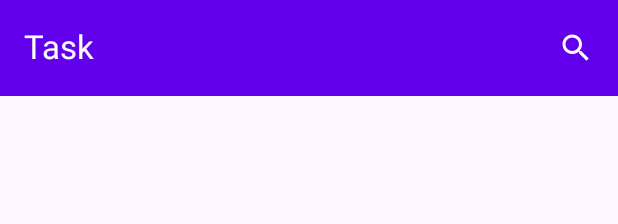
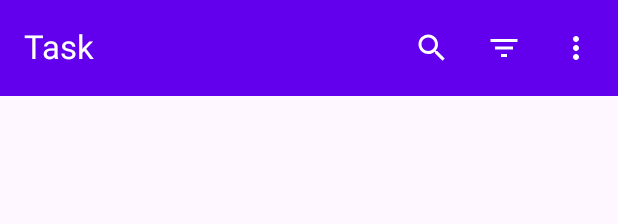
Before and after one commit to AlanRH14/TodoApp, an Android app built with Jetpack Compose: the @Preview function ListScreenPreview, on a phone screen of 412 x 824 dp. Shown: the top 224 px of the screen. Run offline under Robolectric (Android 15) with nearby library versions, the phone set to English and light mode, and no system bars.

Commit message:
Setup List Screen Part. 3 (App Bar actions)

```diff
--- a/app/src/main/java/com/example/todoapp/navigation/NavGraph.kt
+++ b/app/src/main/java/com/example/todoapp/navigation/NavGraph.kt
@@ -7,7 +7,7 @@ import androidx.navigation.NavType
 import androidx.navigation.compose.NavHost
 import androidx.navigation.compose.composable
 import androidx.navigation.navArgument
-import com.example.todoapp.presentation.list.ListScreen
+import com.example.todoapp.presentation.screens.ListScreen
 import com.example.todoapp.util.Constants.LIST_ARGUMENT_KEY
 import com.example.todoapp.util.Constants.TASK_ARGUMENT_KEY
 
--- a/app/src/main/java/com/example/todoapp/presentation/list/components/DefaultListAppBar.kt
+++ b/app/src/main/java/com/example/todoapp/presentation/list/components/DefaultListAppBar.kt
@@ -1,7 +1,10 @@
 package com.example.todoapp.presentation.list.components
 
+import androidx.compose.foundation.layout.padding
 import androidx.compose.material.icons.Icons
 import androidx.compose.material.icons.filled.Search
+import androidx.compose.material3.DropdownMenu
+import androidx.compose.material3.DropdownMenuItem
 import androidx.compose.material3.ExperimentalMaterial3Api
 import androidx.compose.material3.Icon
 import androidx.compose.material3.IconButton
@@ -9,20 +12,34 @@ import androidx.compose.material3.Text
 import androidx.compose.material3.TopAppBar
 import androidx.compose.material3.TopAppBarDefaults
 import androidx.compose.runtime.Composable
+import androidx.compose.runtime.getValue
+import androidx.compose.runtime.mutableStateOf
+import androidx.compose.runtime.remember
+import androidx.compose.runtime.setValue
+import androidx.compose.ui.Modifier
+import androidx.compose.ui.res.painterResource
 import androidx.compose.ui.res.stringResource
 import com.example.todoapp.R
+import com.example.todoapp.data.model.Priority
+import com.example.todoapp.ui.theme.LARGE_PADDING
 import com.example.todoapp.ui.theme.TopAppBarBackgroundColor
 import com.example.todoapp.ui.theme.TopAppBarContentColor
+import com.example.todoapp.ui.theme.Typography
 
 @OptIn(ExperimentalMaterial3Api::class)
 @Composable
 fun DefaultListAppBar(
-    onSearchClicked: () -> Unit
+    onSearchClicked: () -> Unit,
+    onSortClicked: (Priority) -> Unit,
+    onDeleteClicked: () -> Unit
 ) {
+    var expandedSort by remember { mutableStateOf(false) }
+    var expandedDelete by remember { mutableStateOf(false) }
+
     TopAppBar(
         title = {
             Text(
-                text = "Task",
+                text = stringResource(R.string.top_app_bar_title_task),
                 color = TopAppBarContentColor
             )
         },
@@ -32,9 +49,76 @@ fun DefaultListAppBar(
             ) {
                 Icon(
                     imageVector = Icons.Filled.Search,
-                    contentDescription = stringResource(R.string.search_task_button),
+                    contentDescription = stringResource(R.string.search_task_action),
                     tint = TopAppBarContentColor
                 )
+            }
+            IconButton(
+                onClick = { expandedSort = true }
+            ) {
+                Icon(
+                    painter = painterResource(R.drawable.ic_filter_list),
+                    contentDescription = stringResource(R.string.sort_task_action),
+                    tint = TopAppBarContentColor
+                )
+
+                DropdownMenu(
+                    expanded = expandedSort,
+                    onDismissRequest = { expandedSort = false }
+                ) {
+
+                    DropdownMenuItem(
+                        text = { PriorityItem(Priority.LOW) },
+                        onClick = {
+                            expandedSort = false
+                            onSortClicked(Priority.LOW)
+                        },
+                    )
+
+                    DropdownMenuItem(
+                        text = { PriorityItem(Priority.HIGH) },
+                        onClick = {
+                            expandedSort = false
+                            onSortClicked(Priority.HIGH)
+                        }
+                    )
+
+                    DropdownMenuItem(
+                        text = { PriorityItem(Priority.NONE) },
+                        onClick = {
+                            expandedSort = false
+                            onSortClicked(Priority.NONE)
+                        }
+                    )
+                }
+            }
+
+            IconButton(
+                onClick = { expandedDelete = true }
+            ) {
+                Icon(
+                    painter = painterResource(R.drawable.ic_vertical_menu),
+                    contentDescription = stringResource(R.string.delete_all_action),
+                    tint = TopAppBarContentColor
+                )
+                DropdownMenu(
+                    expanded = expandedDelete,
+                    onDismissRequest = { expandedDelete = false }
+                ) {
+                    DropdownMenuItem(
+                        text = {
+                            Text(
+                                modifier = Modifier.padding(start = LARGE_PADDING),
+                                text = stringResource(R.string.delete_all_action),
+                                style = Typography.bodyMedium
+                            )
+                        },
+                        onClick = {
+                            expandedDelete = false
+                            onDeleteClicked()
+                        }
+                    )
+                }
             }
         },
         colors = TopAppBarDefaults.topAppBarColors(
--- a/app/src/main/java/com/example/todoapp/presentation/list/widget/ListAppBar.kt
+++ b/app/src/main/java/com/example/todoapp/presentation/list/widget/ListAppBar.kt
@@ -6,6 +6,8 @@ import com.example.todoapp.presentation.list.components.DefaultListAppBar
 @Composable
 fun ListAppBar() {
     DefaultListAppBar(
-        onSearchClicked = {}
+        onSearchClicked = {},
+        onSortClicked = {},
+        onDeleteClicked = {},
     )
 }
--- a/app/src/main/java/com/example/todoapp/presentation/list/ListScreen.kt
+++ b/app/src/main/java/com/example/todoapp/presentation/screens/ListScreen.kt
@@ -1,4 +1,4 @@
-package com.example.todoapp.presentation.list
+package com.example.todoapp.presentation.screens
 
 import androidx.compose.material3.Scaffold
 import androidx.compose.runtime.Composable
--- a/app/src/main/java/com/example/todoapp/ui/theme/Color.kt
+++ b/app/src/main/java/com/example/todoapp/ui/theme/Color.kt
@@ -29,3 +29,7 @@ val TopAppBarBackgroundColor
 val FabBackgroundColor
     @Composable
     get() = if (isSystemInDarkTheme()) Purple700 else Teal200
+
+val TextDropMenuColor
+    @Composable
+    get() = if (isSystemInDarkTheme()) Color.White else Color.Black
--- /dev/null
+++ b/app/src/main/res/drawable/ic_filter_list.xml
@@ -0,0 +1,5 @@
+<vector xmlns:android="http://schemas.android.com/apk/res/android" android:height="24dp" android:tint="#000000" android:viewportHeight="24" android:viewportWidth="24" android:width="24dp">
+
+    <path android:fillColor="@android:color/white" android:pathData="M10,18h4v-2h-4v2zM3,6v2h18L21,6L3,6zM6,13h12v-2L6,11v2z"/>
+
+</vector>
--- /dev/null
+++ b/app/src/main/res/drawable/ic_vertical_menu.xml
@@ -0,0 +1,5 @@
+<vector xmlns:android="http://schemas.android.com/apk/res/android" android:height="24dp" android:tint="#000000" android:viewportHeight="24" android:viewportWidth="24" android:width="24dp">
+
+    <path android:fillColor="@android:color/white" android:pathData="M12,8c1.1,0 2,-0.9 2,-2s-0.9,-2 -2,-2 -2,0.9 -2,2 0.9,2 2,2zM12,10c-1.1,0 -2,0.9 -2,2s0.9,2 2,2 2,-0.9 2,-2 -0.9,-2 -2,-2zM12,16c-1.1,0 -2,0.9 -2,2s0.9,2 2,2 2,-0.9 2,-2 -0.9,-2 -2,-2z"/>
+
+</vector>
--- a/app/src/main/res/values/strings.xml
+++ b/app/src/main/res/values/strings.xml
@@ -1,5 +1,8 @@
 <resources>
     <string name="app_name">TodoApp</string>
     <string name="add_button">Add Button</string>
-    <string name="search_task_button">Search Task Button</string>
+    <string name="search_task_action">Search Task</string>
+    <string name="top_app_bar_title_task">Task</string>
+    <string name="sort_task_action">Sort Task</string>
+    <string name="delete_all_action">Delete All</string>
 </resources>
```
Also changed, not shown: app/src/main/java/com/example/todoapp/presentation/list/components/PriorityItem.kt (added, +43 -0 lines), app/src/main/java/com/example/todoapp/ui/theme/Dimensions.kt (added, +9 -0 lines).
